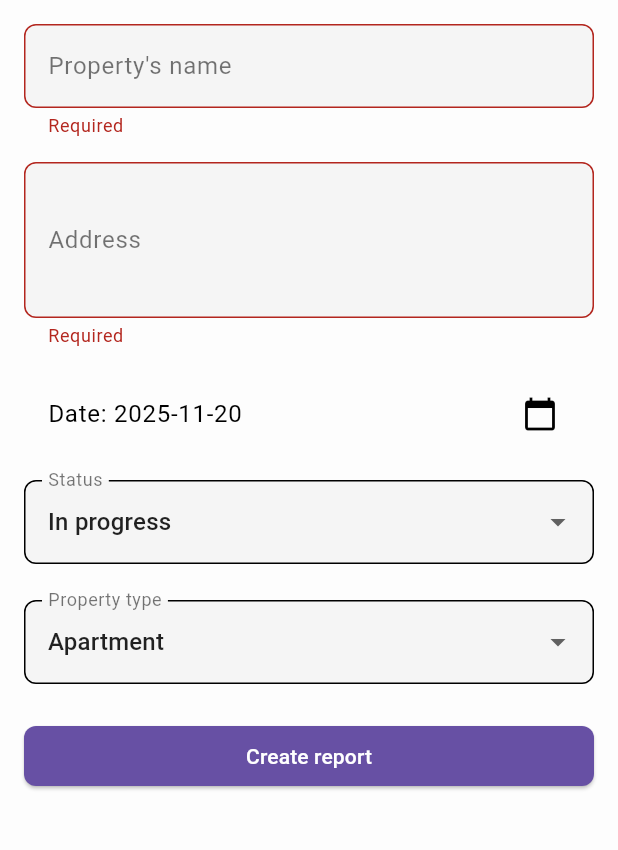
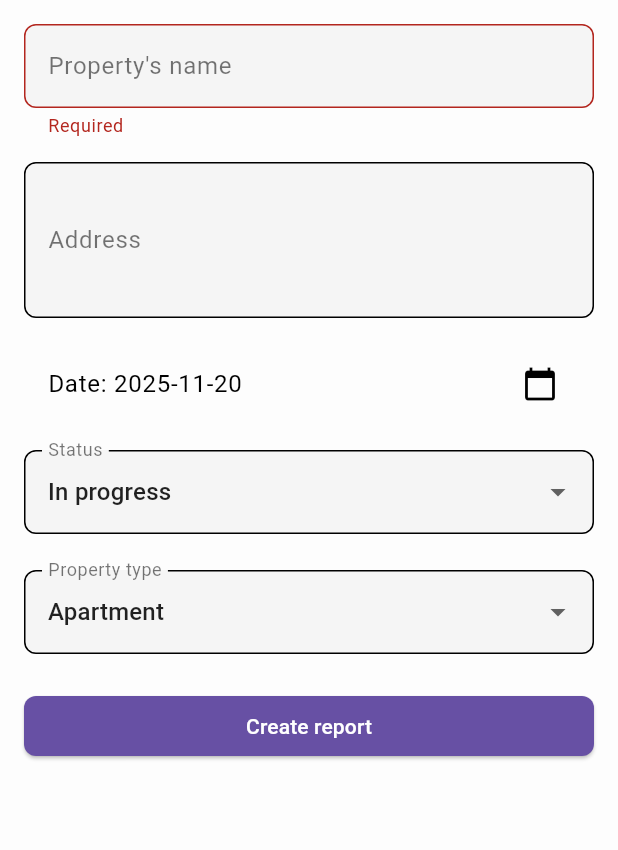
Before and after one commit to ByggL/samueliot_immocheck, a Flutter app: the BuildRapportForm screen opened directly, after a tap on "Create report", on a phone screen of 412 x 824 dp, the part 84-934 px from its top. Run offline on Flutter 3.47's test engine with Material 3 defaults, Android fonts, the phone set to English and light mode, and no system bars; our stand-ins replace flutter_secure_storage, image_picker, pdf, permission_handler, printing, share_plus and 1 more; accounts and stored records are empty.

Commit message:
Fix filter on type + adress not required

```diff
--- a/lib/ui/forms/build_rapport_form.dart
+++ b/lib/ui/forms/build_rapport_form.dart
@@ -90,8 +90,6 @@ class _BuildRapportFormState extends State<BuildRapportForm> {
                   controller: _adressController,
                   decoration: const InputDecoration(labelText: 'Address'),
                   maxLines: 3,
-                  validator: (value) =>
-                      value == null || value.isEmpty ? 'Required' : null,
                 ),
                 const SizedBox(height: 16),
                 ListTile(
--- a/lib/ui/homepage/report_list.dart
+++ b/lib/ui/homepage/report_list.dart
@@ -37,7 +37,7 @@ class _ReportListState extends State<ReportList> {
       filtered = filtered.where((report) {
         final fieldValue = switch (_searchField) {
           'name' => report.nom,
-          'type' => report.propertyType.toString(),
+          'type' => propertyString( report.propertyType),
           'date' => DateFormat(
             'yyyy-MM-dd – kk:mm',
           ).format(report.creationDate),
```
